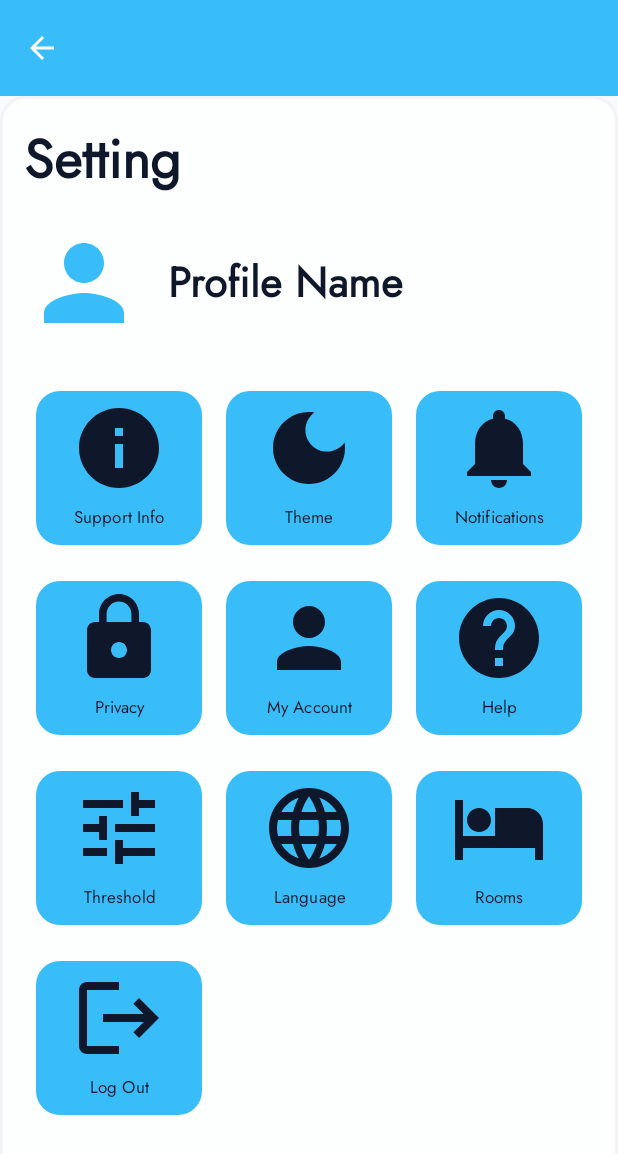
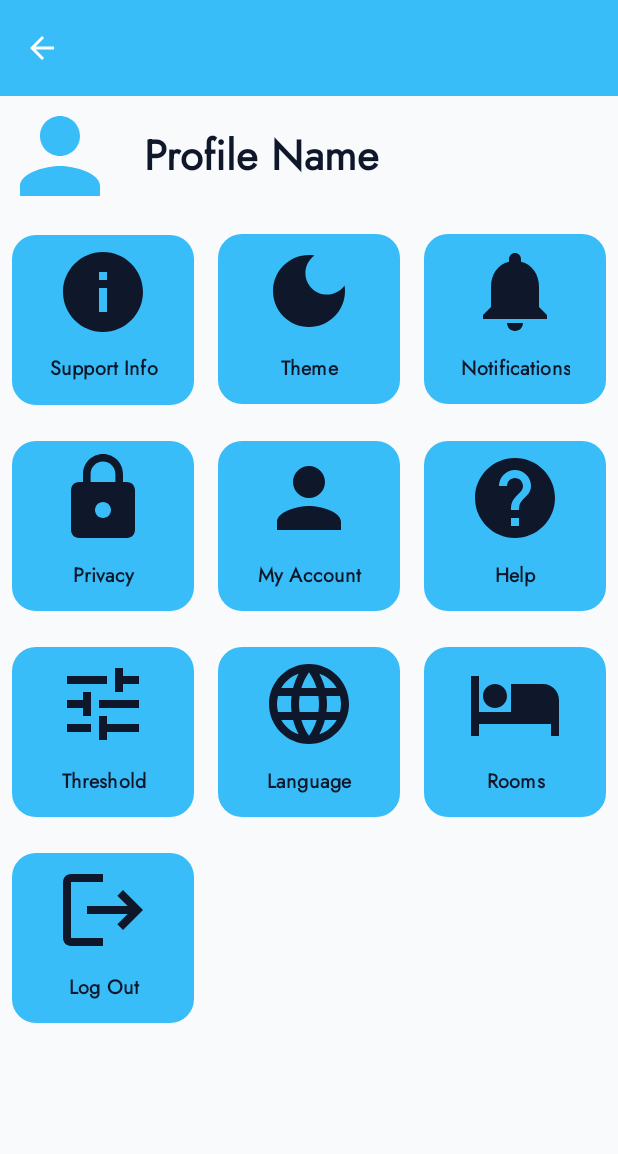
Before and after one commit to COEN-ELEC290-QuietZone/QuietZone, an Android app: the SettingsActivity screen opened directly, with no data from a screen before it, on a phone screen of 412 x 824 dp. Shown: the top 1154 px of the screen. Run offline under Robolectric (Android 15) with nearby library versions, the light colour scheme and no system bars.

Commit message:
Polish settings screen layout and button styling

```diff
--- a/App/app/src/main/res/layout/activity_settings.xml
+++ b/App/app/src/main/res/layout/activity_settings.xml
@@ -39,19 +39,7 @@
             android:layout_width="match_parent"
             android:layout_height="wrap_content"
             android:orientation="vertical"
-            android:background="@drawable/bg_glass_panel"
             android:layout_marginBottom="16dp">
-
-            <TextView
-                android:id="@+id/settingsHeader"
-                android:layout_width="match_parent"
-                android:layout_height="wrap_content"
-                android:text="@string/settings_heading"
-                android:textSize="36sp"
-                android:textStyle="bold"
-                android:fontFamily="@font/jost"
-                android:textColor="@color/app_on_background"
-                android:layout_marginBottom="16dp" />
 
             <LinearLayout
                 android:id="@+id/profileHeader"
@@ -59,14 +47,14 @@
                 android:layout_height="wrap_content"
                 android:orientation="horizontal"
                 android:gravity="center_vertical"
-                android:layout_marginBottom="20dp">
+                android:layout_marginBottom="0dp">
 
                 <ImageView
                     android:id="@+id/profileAvatar"
                     android:layout_width="80dp"
                     android:layout_height="80dp"
                     android:src="@drawable/ic_person"
-                    android:tint="@color/app_primary"
+                    app:tint="@color/app_primary"
                     android:contentDescription="@string/profile_avatar_desc" />
 
                 <TextView
@@ -98,14 +86,17 @@
                     android:layout_height="112dp"
                     android:layout_margin="8dp"
                     android:text="Support Info"
-                    android:textSize="11sp"
+                    android:textColor="@color/app_on_background"
+                    android:textSize="13sp"
+                    android:textStyle="bold"
                     android:maxLines="1"
                     android:ellipsize="end"
                     android:fontFamily="@font/jost"
                     app:icon="@drawable/ic_info"
                     app:iconGravity="top"
+                    app:iconTint="@color/app_on_background"
                     app:iconSize="64dp"
-                    app:iconPadding="2dp"
+                    app:iconPadding="0dp"
                     app:cornerRadius="16dp" />
 
                 <com.google.android.material.button.MaterialButton
@@ -114,12 +105,15 @@
                     android:layout_height="112dp"
                     android:layout_margin="8dp"
                     android:text="Theme"
-                    android:textSize="11sp"
+                    android:textColor="@color/app_on_background"
+                    android:textSize="13sp"
+                    android:textStyle="bold"
                     android:maxLines="1"
                     android:ellipsize="end"
                     android:fontFamily="@font/jost"
                     app:icon="@drawable/ic_brightness"
                     app:iconGravity="top"
+                    app:iconTint="@color/app_on_background"
                     app:iconSize="64dp"
                     app:iconPadding="2dp"
                     app:cornerRadius="16dp" />
@@ -130,12 +124,15 @@
                     android:layout_height="112dp"
                     android:layout_margin="8dp"
                     android:text="Notifications"
-                    android:textSize="11sp"
+                    android:textColor="@color/app_on_background"
+                    android:textSize="13sp"
+                    android:textStyle="bold"
                     android:maxLines="1"
                     android:ellipsize="end"
                     android:fontFamily="@font/jost"
                     app:icon="@drawable/ic_notifications"
                     app:iconGravity="top"
+                    app:iconTint="@color/app_on_background"
                     app:iconSize="64dp"
                     app:iconPadding="2dp"
                     app:cornerRadius="16dp" />
@@ -146,12 +143,15 @@
                     android:layout_height="112dp"
                     android:layout_margin="8dp"
                     android:text="Privacy"
-                    android:textSize="11sp"
+                    android:textColor="@color/app_on_background"
+                    android:textSize="13sp"
+                    android:textStyle="bold"
                     android:maxLines="1"
                     android:ellipsize="end"
                     android:fontFamily="@font/jost"
                     app:icon="@drawable/ic_lock"
                     app:iconGravity="top"
+                    app:iconTint="@color/app_on_background"
                     app:iconSize="64dp"
                     app:iconPadding="2dp"
                     app:cornerRadius="16dp" />
@@ -162,12 +162,15 @@
                     android:layout_height="112dp"
                     android:layout_margin="8dp"
                     android:text="My Account"
-                    android:textSize="11sp"
+                    android:textColor="@color/app_on_background"
+                    android:textSize="13sp"
+                    android:textStyle="bold"
                     android:maxLines="1"
                     android:ellipsize="end"
                     android:fontFamily="@font/jost"
                     app:icon="@drawable/ic_person"
                     app:iconGravity="top"
+                    app:iconTint="@color/app_on_background"
                     app:iconSize="64dp"
                     app:iconPadding="2dp"
                     app:cornerRadius="16dp" />
@@ -178,12 +181,15 @@
                     android:layout_height="112dp"
                     android:layout_margin="8dp"
                     android:text="Help"
-                    android:textSize="11sp"
+                    android:textColor="@color/app_on_background"
+                    android:textSize="13sp"
+                    android:textStyle="bold"
                     android:maxLines="1"
                     android:ellipsize="end"
                     android:fontFamily="@font/jost"
                     app:icon="@drawable/ic_help"
                     app:iconGravity="top"
+                    app:iconTint="@color/app_on_background"
                     app:iconSize="64dp"
                     app:iconPadding="2dp"
                     app:cornerRadius="16dp" />
@@ -194,12 +200,15 @@
                     android:layout_height="112dp"
                     android:layout_margin="8dp"
                     android:text="Threshold"
-                    android:textSize="11sp"
+                    android:textColor="@color/app_on_background"
+                    android:textSize="13sp"
+                    android:textStyle="bold"
                     android:maxLines="1"
                     android:ellipsize="end"
                     android:fontFamily="@font/jost"
                     app:icon="@drawable/ic_tune"
                     app:iconGravity="top"
+                    app:iconTint="@color/app_on_background"
                     app:iconSize="64dp"
                     app:iconPadding="2dp"
                     app:cornerRadius="16dp" />
@@ -210,12 +219,15 @@
                     android:layout_height="112dp"
                     android:layout_margin="8dp"
                     android:text="Language"
-                    android:textSize="11sp"
+                    android:textColor="@color/app_on_background"
+                    android:textSize="13sp"
+                    android:textStyle="bold"
                     android:maxLines="1"
                     android:ellipsize="end"
                     android:fontFamily="@font/jost"
                     app:icon="@drawable/ic_language"
                     app:iconGravity="top"
+                    app:iconTint="@color/app_on_background"
                     app:iconSize="64dp"
                     app:iconPadding="2dp"
                     app:cornerRadius="16dp" />
@@ -226,12 +238,15 @@
                     android:layout_height="112dp"
                     android:layout_margin="8dp"
                     android:text="Rooms"
-                    android:textSize="11sp"
+                    android:textColor="@color/app_on_background"
+                    android:textSize="13sp"
+                    android:textStyle="bold"
                     android:maxLines="1"
                     android:ellipsize="end"
                     android:fontFamily="@font/jost"
                     app:icon="@drawable/ic_meeting_room"
                     app:iconGravity="top"
+                    app:iconTint="@color/app_on_background"
                     app:iconSize="64dp"
                     app:iconPadding="2dp"
                     app:cornerRadius="16dp" />
@@ -242,12 +257,15 @@
                     android:layout_height="112dp"
                     android:layout_margin="8dp"
                     android:text="Log Out"
-                    android:textSize="11sp"
+                    android:textColor="@color/app_on_background"
+                    android:textSize="13sp"
+                    android:textStyle="bold"
                     android:maxLines="1"
                     android:ellipsize="end"
                     android:fontFamily="@font/jost"
                     app:icon="@drawable/ic_logout"
                     app:iconGravity="top"
+                    app:iconTint="@color/app_on_background"
                     app:iconSize="64dp"
                     app:iconPadding="2dp"
                     app:cornerRadius="16dp" />
```
